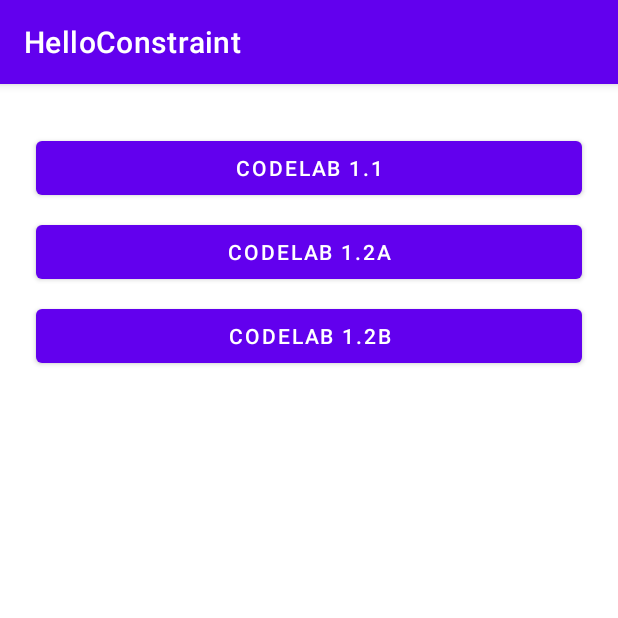
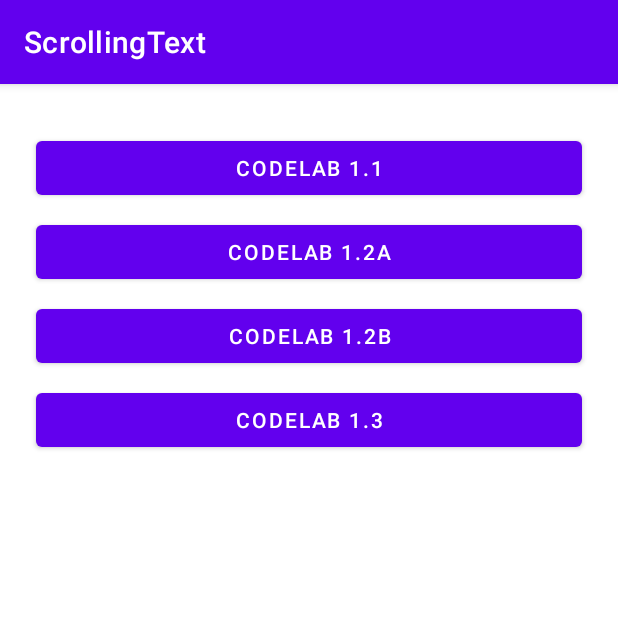
Before and after one commit to popovviktor/Aston_intensiv_2, an Android app: the screen it shows after launch (MainActivity), on a phone screen of 412 x 824 dp, the top half of it. Run offline under Robolectric (Android 15) with nearby library versions, the phone set to English and light mode, and no system bars.

Commit message:
lab1_3 create act-ty, used ScrollView,rename project

```diff
--- a/app/src/main/java/com/myapplication/astontwo/MainActivity.kt
+++ b/app/src/main/java/com/myapplication/astontwo/MainActivity.kt
@@ -12,6 +12,7 @@ class MainActivity : AppCompatActivity() {
         val btn_lab1_1 = findViewById<Button>(R.id.btn_lab1_1)
         val btn_lab1_2A = findViewById<Button>(R.id.btn_lab1_2a)
         val btn_lab1_2b = findViewById<Button>(R.id.btn_lab1_2b)
+        val btn_lab1_3 = findViewById<Button>(R.id.btn_lab1_3)
         btn_lab1_1.setOnClickListener {
             startActivityForLab1_1()
         }
@@ -21,6 +22,9 @@ class MainActivity : AppCompatActivity() {
         btn_lab1_2b.setOnClickListener {
             startActivityForLab1_2b()
         }
+        btn_lab1_3.setOnClickListener {
+            startActivityForLab1_3()
+        }
     }
     fun startActivityForLab1_1(){
         val intent = Intent(this,CodeLabs1_1Activity::class.java)
@@ -29,8 +33,13 @@ class MainActivity : AppCompatActivity() {
     fun startActivityForLab1_2A(){
         val intent = Intent(this,CodeLabs1_2AActivity::class.java)
         startActivity(intent)
-    }fun startActivityForLab1_2b(){
+    }
+    fun startActivityForLab1_2b(){
         val intent = Intent(this,CodeLabs1_2BActivity::class.java)
         startActivity(intent)
     }
+    fun startActivityForLab1_3(){
+        val intent = Intent(this,CodeLabs1_3Activity::class.java)
+        startActivity(intent)
+    }
 }
--- a/app/src/main/res/layout/activity_main.xml
+++ b/app/src/main/res/layout/activity_main.xml
@@ -5,6 +5,19 @@
     android:layout_width="match_parent"
     android:layout_height="match_parent"
     tools:context=".MainActivity">
+
+    <Button
+        android:id="@+id/btn_lab1_3"
+        android:layout_width="0dp"
+        android:layout_height="wrap_content"
+        android:layout_marginStart="24dp"
+        android:layout_marginTop="8dp"
+        android:layout_marginEnd="24dp"
+        android:text="@string/btn_labs_1.3"
+        app:layout_constraintEnd_toEndOf="parent"
+        app:layout_constraintHorizontal_bias="0.0"
+        app:layout_constraintStart_toStartOf="parent"
+        app:layout_constraintTop_toBottomOf="@+id/btn_lab1_2b" />
 
     <Button
         android:id="@+id/btn_lab1_2b"
@@ -15,7 +28,7 @@
         android:layout_marginEnd="24dp"
         android:text="@string/btn_labs_1.2b"
         app:layout_constraintEnd_toEndOf="parent"
-        app:layout_constraintHorizontal_bias="1.0"
+        app:layout_constraintHorizontal_bias="0.0"
         app:layout_constraintStart_toStartOf="parent"
         app:layout_constraintTop_toBottomOf="@+id/btn_lab1_2a" />
 
```
Also changed, not shown: app/src/main/AndroidManifest.xml (+7 -0 lines), app/src/main/java/com/myapplication/astontwo/CodeLabs1_3Activity.kt (added, +11 -0 lines), app/src/main/res/layout/activity_code_labs13.xml (added, +53 -0 lines), app/src/main/res/values/strings.xml (+26 -1 lines).
